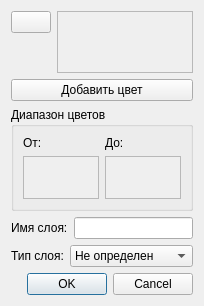
Qt form MapVectorization/map-app/layerconfiguredialog.ui (YulyIllarionov/MapVectorization) before a commit.
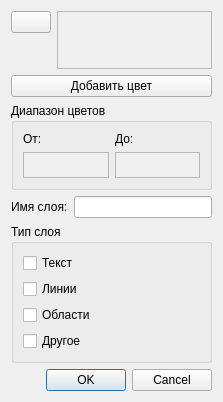
The same form after that commit. Icons and pictures are not drawn.

Commit message: fix замена комбобокса на чекбоксы

Patch:
```diff
--- a/MapVectorization/map-app/layerconfiguredialog.ui
+++ b/MapVectorization/map-app/layerconfiguredialog.ui
@@ -6,14 +6,14 @@
    <rect>
     <x>0</x>
     <y>0</y>
-    <width>204</width>
-    <height>306</height>
+    <width>223</width>
+    <height>402</height>
    </rect>
   </property>
   <property name="windowTitle">
    <string>Dialog</string>
   </property>
-  <layout class="QVBoxLayout" name="verticalLayout_4" stretch="3,1,5,1,1,1">
+  <layout class="QVBoxLayout" name="verticalLayout_5" stretch="2,1,3,1,1,1">
    <item>
     <layout class="QHBoxLayout" name="horizontalLayout_3" stretch="1,10">
      <item>
@@ -165,50 +165,41 @@
     </layout>
    </item>
    <item>
-    <layout class="QHBoxLayout" name="horizontalLayout_2">
-     <item>
-      <widget class="QLabel" name="label_4">
-       <property name="sizePolicy">
-        <sizepolicy hsizetype="Fixed" vsizetype="Preferred">
-         <horstretch>0</horstretch>
-         <verstretch>0</verstretch>
-        </sizepolicy>
-       </property>
-       <property name="text">
-        <string>Тип слоя:</string>
-       </property>
-      </widget>
-     </item>
+    <widget class="QGroupBox" name="groupBox_2">
+     <property name="title">
+      <string>Тип слоя</string>
+     </property>
+     <layout class="QVBoxLayout" name="verticalLayout_4">
      <item>
-      <widget class="QComboBox" name="Type">
-       <item>
-        <property name="text">
-         <string>Не определен</string>
-        </property>
-       </item>
-       <item>
+       <widget class="QCheckBox" name="checkBox">
         <property name="text">
          <string>Текст</string>
         </property>
+       </widget>
        </item>
        <item>
+       <widget class="QCheckBox" name="checkBox_2">
         <property name="text">
          <string>Линии</string>
         </property>
+       </widget>
        </item>
        <item>
+       <widget class="QCheckBox" name="checkBox_3">
         <property name="text">
          <string>Области</string>
         </property>
+       </widget>
        </item>
        <item>
+       <widget class="QCheckBox" name="checkBox_4">
         <property name="text">
          <string>Другое</string>
         </property>
-       </item>
       </widget>
      </item>
     </layout>
+    </widget>
    </item>
    <item>
     <widget class="QDialogButtonBox" name="buttonBox">
```
Lines whose indentation alone changed are shown as unchanged. The commit also changes 2 other files.
